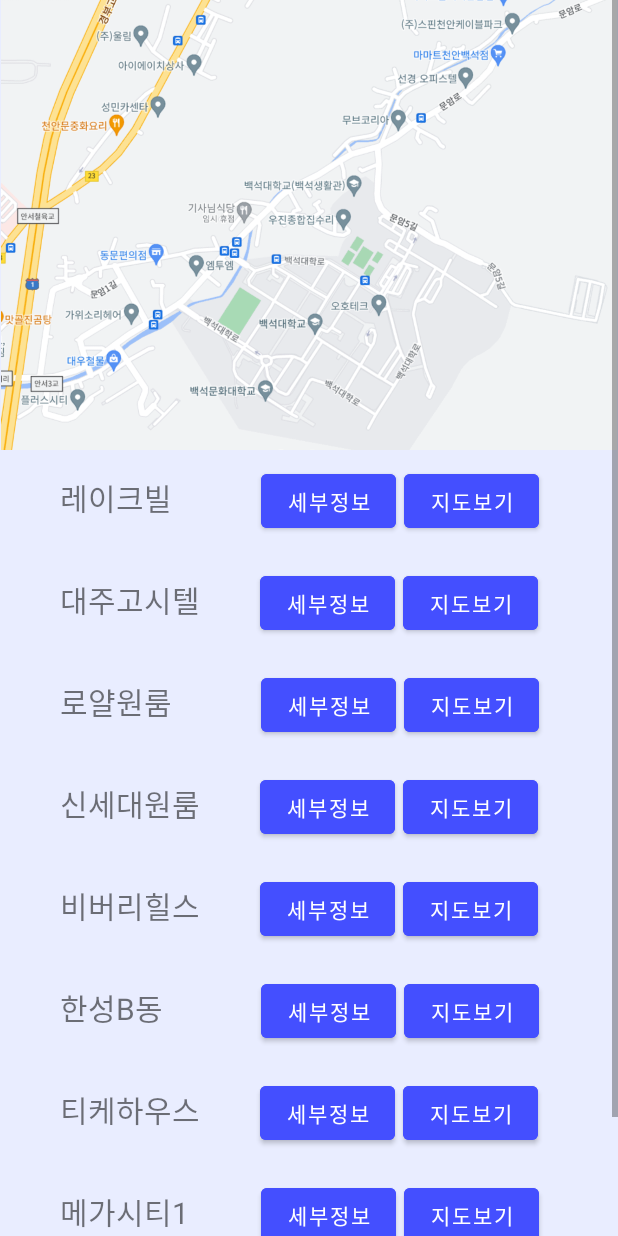
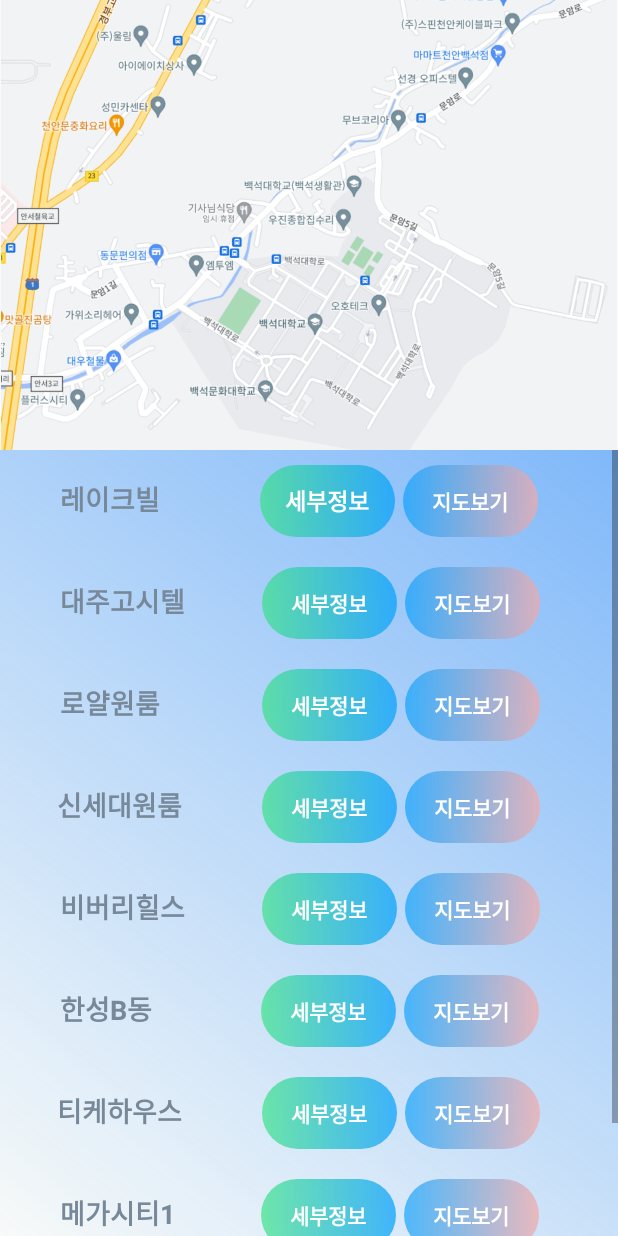
Before and after one commit to GedFlow/LoginTest_ver2, an Android app: the House screen opened directly, with no data from a screen before it, on a phone screen of 412 x 824 dp. Run offline under Robolectric (Android 15) with nearby library versions, the phone set to English and light mode, and no system bars.

Commit message:
자취방구하기 수정 및 디자인 변경

```diff
--- /dev/null
+++ b/app/src/main/res/drawable/house_background_color.xml
@@ -0,0 +1,7 @@
+<?xml version="1.0" encoding="utf-8"?>
+<shape xmlns:android="http://schemas.android.com/apk/res/android">
+    <gradient
+        android:angle="45"
+        android:endColor="#A43c94F9"
+        android:startColor="#0451f195" />
+</shape>
--- /dev/null
+++ b/app/src/main/res/drawable/house_button_style1.xml
@@ -0,0 +1,8 @@
+<?xml version="1.0" encoding="utf-8"?>
+<shape xmlns:android="http://schemas.android.com/apk/res/android" android:shape="rectangle">
+    <gradient
+        android:startColor="#A933E280"
+        android:endColor="#B3009EFD"
+        android:type="linear"/>
+    <corners android:radius="50dp"/>
+</shape>
--- /dev/null
+++ b/app/src/main/res/drawable/house_button_style2.xml
@@ -0,0 +1,8 @@
+<?xml version="1.0" encoding="utf-8"?>
+<shape xmlns:android="http://schemas.android.com/apk/res/android" android:shape="rectangle">
+    <gradient
+        android:endColor="#B7F4A9A8"
+        android:startColor="#A4009EFD"
+        android:type="linear"/>
+    <corners android:radius="50dp"/>
+</shape>
--- a/app/src/main/res/layout/activity_house.xml
+++ b/app/src/main/res/layout/activity_house.xml
@@ -7,6 +7,16 @@
     tools:context=".House"
     android:orientation="vertical">
 
+    <ImageView
+        android:layout_width="match_parent"
+        android:layout_height="300dp"
+        android:layout_marginTop="0dp"
+        android:src="@drawable/map"
+        android:adjustViewBounds="true"
+        android:scaleType="fitCenter"
+        android:id="@+id/mapImage" >
+    </ImageView>
+
     <ScrollView
         android:layout_width="match_parent"
         android:layout_height="match_parent"
@@ -14,21 +24,12 @@
         android:layout_gravity="center"
         android:layout_marginTop="0dp"
         android:id="@+id/scrollView"
-        android:background="#17123FFF">
+        android:background="@drawable/house_background_color">
         <LinearLayout
             android:layout_width="match_parent"
             android:layout_height="wrap_content"
             android:id="@+id/layout"
             android:orientation="vertical">
-
-            <ImageView
-                android:layout_width="match_parent"
-                android:layout_height="300dp"
-                android:layout_marginTop="0dp"
-                android:src="@drawable/map"
-                android:adjustViewBounds="true"
-                android:scaleType="fitCenter"
-                android:id="@+id/mapImage" />
 
             <LinearLayout
                 android:layout_width="match_parent"
@@ -36,12 +37,14 @@
                 <TextView
                     android:layout_width="wrap_content"
                     android:layout_height="wrap_content"
-                    android:layout_marginRight="30dp"
+                    android:layout_marginRight="37dp"
                     android:layout_marginTop="10dp"
                     android:layout_marginBottom="10dp"
                     android:layout_marginLeft="40dp"
                     android:text="레이크빌  "
-                    android:textSize="20dp" />
+                    android:textSize="18dp"
+                    android:textColor="#FF778899"
+                    android:textStyle="bold"/>
                 <Button
                     android:id="@+id/room1button"
                     android:layout_width="90dp"
@@ -50,8 +53,11 @@
                     android:layout_marginTop="10dp"
                     android:layout_marginBottom="10dp"
                     android:layout_marginLeft="20dp"
-                    android:backgroundTint="#444FFF"
+                    android:background="@drawable/house_button_style1"
+                    android:textColor="#FFFFFF"
                     android:onClick="button1Click"
+                    android:textSize="15dp"
+                    android:textStyle="bold"
                     android:text="세부정보" />
                 <Button
                     android:id="@+id/room1mapbutton"
@@ -60,7 +66,9 @@
                     android:layout_marginRight="20dp"
                     android:layout_marginTop="10dp"
                     android:layout_marginBottom="10dp"
-                    android:backgroundTint="#444FFF"
+                    android:background="@drawable/house_button_style2"
+                    android:textColor="#FFFFFF"
+                    android:textStyle="bold"
                     android:onClick="button1mapClick"
                     android:text="지도보기" />
             </LinearLayout>
@@ -71,12 +79,14 @@
                 <TextView
                     android:layout_width="wrap_content"
                     android:layout_height="wrap_content"
-                    android:layout_marginRight="20dp"
+                    android:layout_marginRight="31dp"
                     android:layout_marginTop="10dp"
                     android:layout_marginBottom="10dp"
                     android:layout_marginLeft="40dp"
                     android:text="대주고시텔"
-                    android:textSize="20dp" />
+                    android:textSize="18dp"
+                    android:textColor="#FF778899"
+                    android:textStyle="bold"/>
                 <Button
                     android:id="@+id/room2button"
                     android:layout_width="90dp"
@@ -85,7 +95,9 @@
                     android:layout_marginTop="10dp"
                     android:layout_marginBottom="10dp"
                     android:layout_marginLeft="20dp"
-                    android:backgroundTint="#444FFF"
+                    android:background="@drawable/house_button_style1"
+                    android:textColor="#FFFFFF"
+                    android:textStyle="bold"
                     android:onClick="button2Click"
                     android:text="세부정보" />
                 <Button
@@ -95,7 +107,9 @@
                     android:layout_marginRight="20dp"
                     android:layout_marginTop="10dp"
                     android:layout_marginBottom="10dp"
-                    android:backgroundTint="#444FFF"
+                    android:background="@drawable/house_button_style2"
+                    android:textColor="#FFFFFF"
+                    android:textStyle="bold"
                     android:onClick="button2mapClick"
                     android:text="지도보기" />
             </LinearLayout>
@@ -106,12 +120,14 @@
                 <TextView
                     android:layout_width="wrap_content"
                     android:layout_height="wrap_content"
-                    android:layout_marginRight="30dp"
+                    android:layout_marginRight="38.5dp"
                     android:layout_marginTop="10dp"
                     android:layout_marginBottom="10dp"
                     android:layout_marginLeft="40dp"
                     android:text="로얄원룸  "
-                    android:textSize="20dp" />
+                    android:textSize="18dp"
+                    android:textColor="#FF778899"
+                    android:textStyle="bold"/>
                 <Button
                     android:id="@+id/room3button"
                     android:layout_width="90dp"
@@ -120,7 +136,9 @@
                     android:layout_marginTop="10dp"
                     android:layout_marginBottom="10dp"
                     android:layout_marginLeft="20dp"
-                    android:backgroundTint="#444FFF"
+                    android:background="@drawable/house_button_style1"
+                    android:textColor="#FFFFFF"
+                    android:textStyle="bold"
                     android:onClick="button3Click"
                     android:text="세부정보" />
                 <Button
@@ -130,7 +148,9 @@
                     android:layout_marginRight="20dp"
                     android:layout_marginTop="10dp"
                     android:layout_marginBottom="10dp"
-                    android:backgroundTint="#444FFF"
+                    android:background="@drawable/house_button_style2"
+                    android:textColor="#FFFFFF"
+                    android:textStyle="bold"
                     android:onClick="button3mapClick"
                     android:text="지도보기" />
             </LinearLayout>
@@ -138,34 +158,43 @@
             <LinearLayout
                 android:layout_width="match_parent"
                 android:layout_height="wrap_content">
+
                 <TextView
                     android:layout_width="wrap_content"
                     android:layout_height="wrap_content"
-                    android:layout_marginRight="20dp"
+                    android:layout_marginLeft="38dp"
                     android:layout_marginTop="10dp"
+                    android:layout_marginRight="33dp"
                     android:layout_marginBottom="10dp"
-                    android:layout_marginLeft="40dp"
                     android:text="신세대원룸"
-                    android:textSize="20dp" />
+                    android:textSize="18dp"
+                    android:textColor="#FF778899"
+                    android:textStyle="bold"/>
+
                 <Button
                     android:id="@+id/room4button"
                     android:layout_width="90dp"
-                    android:layout_height="wrap_content"
+                    android:layout_height="match_parent"
+                    android:layout_marginLeft="20dp"
+                    android:layout_marginTop="10dp"
                     android:layout_marginRight="5dp"
-                    android:layout_marginTop="10dp"
                     android:layout_marginBottom="10dp"
-                    android:layout_marginLeft="20dp"
-                    android:backgroundTint="#444FFF"
+                    android:background="@drawable/house_button_style1"
+                    android:textColor="#FFFFFF"
+                    android:textStyle="bold"
                     android:onClick="button4Click"
                     android:text="세부정보" />
+
                 <Button
                     android:id="@+id/room4mapbutton"
                     android:layout_width="90dp"
                     android:layout_height="wrap_content"
+                    android:layout_marginTop="10dp"
                     android:layout_marginRight="20dp"
-                    android:layout_marginTop="10dp"
                     android:layout_marginBottom="10dp"
-                    android:backgroundTint="#444FFF"
+                    android:background="@drawable/house_button_style2"
+                    android:textColor="#FFFFFF"
+                    android:textStyle="bold"
                     android:onClick="button4mapClick"
                     android:text="지도보기" />
             </LinearLayout>
@@ -176,12 +205,14 @@
                 <TextView
                     android:layout_width="wrap_content"
                     android:layout_height="wrap_content"
-                    android:layout_marginRight="20dp"
+                    android:layout_marginRight="31dp"
                     android:layout_marginTop="10dp"
                     android:layout_marginBottom="10dp"
                     android:layout_marginLeft="40dp"
                     android:text="비버리힐스"
-                    android:textSize="20dp" />
+                    android:textSize="18dp"
+                    android:textColor="#FF778899"
+                    android:textStyle="bold"/>
                 <Button
                     android:id="@+id/room5button"
                     android:layout_width="90dp"
@@ -190,7 +221,9 @@
                     android:layout_marginTop="10dp"
                     android:layout_marginBottom="10dp"
                     android:layout_marginLeft="20dp"
-                    android:backgroundTint="#444FFF"
+                    android:background="@drawable/house_button_style1"
+                    android:textColor="#FFFFFF"
+                    android:textStyle="bold"
                     android:onClick="button5Click"
                     android:text="세부정보" />
                 <Button
@@ -200,7 +233,9 @@
                     android:layout_marginRight="20dp"
                     android:layout_marginTop="10dp"
                     android:layout_marginBottom="10dp"
-                    android:backgroundTint="#444FFF"
+                    android:background="@drawable/house_button_style2"
+                    android:textColor="#FFFFFF"
+                    android:textStyle="bold"
                     android:onClick="button5mapClick"
                     android:text="지도보기" />
             </LinearLayout>
@@ -211,12 +246,14 @@
                 <TextView
                     android:layout_width="wrap_content"
                     android:layout_height="wrap_content"
-                    android:layout_marginRight="45dp"
+                    android:layout_marginRight="52.5dp"
                     android:layout_marginTop="10dp"
                     android:layout_marginBottom="10dp"
                     android:layout_marginLeft="40dp"
                     android:text="한성B동"
-                    android:textSize="20dp" />
+                    android:textSize="18dp"
+                    android:textColor="#FF778899"
+                    android:textStyle="bold"/>
                 <Button
                     android:id="@+id/room6button"
                     android:layout_width="90dp"
@@ -225,7 +262,9 @@
                     android:layout_marginTop="10dp"
                     android:layout_marginBottom="10dp"
                     android:layout_marginLeft="20dp"
-                    android:backgroundTint="#444FFF"
+                    android:background="@drawable/house_button_style1"
+                    android:textColor="#FFFFFF"
+                    android:textStyle="bold"
                     android:onClick="button6Click"
                     android:text="세부정보" />
                 <Button
@@ -235,7 +274,9 @@
                     android:layout_marginRight="20dp"
                     android:layout_marginTop="10dp"
                     android:layout_marginBottom="10dp"
-                    android:backgroundTint="#444FFF"
+                    android:background="@drawable/house_button_style2"
+                    android:textColor="#FFFFFF"
+                    android:textStyle="bold"
                     android:onClick="button6mapClick"
                     android:text="지도보기" />
             </LinearLayout>
@@ -243,34 +284,43 @@
             <LinearLayout
                 android:layout_width="match_parent"
                 android:layout_height="wrap_content">
+
                 <TextView
                     android:layout_width="wrap_content"
                     android:layout_height="wrap_content"
-                    android:layout_marginRight="20dp"
+                    android:layout_marginLeft="38dp"
                     android:layout_marginTop="10dp"
+                    android:layout_marginRight="33dp"
                     android:layout_marginBottom="10dp"
-                    android:layout_marginLeft="40dp"
                     android:text="티케하우스"
-                    android:textSize="20dp" />
+                    android:textSize="18dp"
+                    android:textColor="#FF778899"
+                    android:textStyle="bold"/>
+
                 <Button
                     android:id="@+id/room7button"
                     android:layout_width="90dp"
                     android:layout_height="wrap_content"
+                    android:layout_marginLeft="20dp"
+                    android:layout_marginTop="10dp"
                     android:layout_marginRight="5dp"
-                    android:layout_marginTop="10dp"
                     android:layout_marginBottom="10dp"
-                    android:layout_marginLeft="20dp"
-                    android:backgroundTint="#444FFF"
+                    android:background="@drawable/house_button_style1"
+                    android:textColor="#FFFFFF"
+                    android:textStyle="bold"
                     android:onClick="button7Click"
                     android:text="세부정보" />
+
                 <Button
                     android:id="@+id/room7mapbutton"
                     android:layout_width="90dp"
                     android:layout_height="wrap_content"
+                    android:layout_marginTop="10dp"
                     android:layout_marginRight="20dp"
-                    android:layout_marginTop="10dp"
                     android:layout_marginBottom="10dp"
-                    android:backgroundTint="#444FFF"
+                    android:background="@drawable/house_button_style2"
+                    android:textColor="#FFFFFF"
+                    android:textStyle="bold"
                     android:onClick="button7mapClick"
                     android:text="지도보기" />
             </LinearLayout>
@@ -281,12 +331,14 @@
                 <TextView
                     android:layout_width="wrap_content"
                     android:layout_height="wrap_content"
-                    android:layout_marginRight="28dp"
+                    android:layout_marginRight="37dp"
                     android:layout_marginTop="10dp"
                     android:layout_marginBottom="10dp"
                     android:layout_marginLeft="40dp"
                     android:text="메가시티1"
-                    android:textSize="20dp" />
+                    android:textSize="18dp"
+                    android:textColor="#FF778899"
+                    android:textStyle="bold"/>
                 <Button
                     android:id="@+id/room8button"
                     android:layout_width="90dp"
@@ -295,7 +347,9 @@
                     android:layout_marginTop="10dp"
                     android:layout_marginBottom="10dp"
                     android:layout_marginLeft="20dp"
-                    android:backgroundTint="#444FFF"
+                    android:background="@drawable/house_button_style1"
+                    android:textColor="#FFFFFF"
+                    android:textStyle="bold"
                     android:onClick="button8Click"
                     android:text="세부정보" />
                 <Button
@@ -305,7 +359,9 @@
                     android:layout_marginRight="20dp"
                     android:layout_marginTop="10dp"
                     android:layout_marginBottom="10dp"
-                    android:backgroundTint="#444FFF"
+                    android:background="@drawable/house_button_style2"
+                    android:textColor="#FFFFFF"
+                    android:textStyle="bold"
                     android:onClick="button8mapClick"
                     android:text="지도보기" />
             </LinearLayout>
@@ -316,12 +372,14 @@
                 <TextView
                     android:layout_width="wrap_content"
                     android:layout_height="wrap_content"
-                    android:layout_marginRight="59dp"
+                    android:layout_marginRight="64dp"
                     android:layout_marginTop="10dp"
                     android:layout_marginBottom="10dp"
                     android:layout_marginLeft="40dp"
                     android:text="파크빌"
-                    android:textSize="20dp" />
+                    android:textSize="18dp"
+                    android:textColor="#FF778899"
+                    android:textStyle="bold"/>
                 <Button
                     android:id="@+id/room9button"
                     android:layout_width="90dp"
@@ -330,7 +388,9 @@
                     android:layout_marginTop="10dp"
                     android:layout_marginBottom="10dp"
                     android:layout_marginLeft="20dp"
-                    android:backgroundTint="#444FFF"
+                    android:background="@drawable/house_button_style1"
+                    android:textColor="#FFFFFF"
+                    android:textStyle="bold"
                     android:onClick="button9Click"
                     android:text="세부정보" />
                 <Button
@@ -340,12 +400,12 @@
                     android:layout_marginRight="20dp"
                     android:layout_marginTop="10dp"
                     android:layout_marginBottom="10dp"
-                    android:backgroundTint="#444FFF"
+                    android:background="@drawable/house_button_style2"
+                    android:textColor="#FFFFFF"
+                    android:textStyle="bold"
                     android:onClick="button9mapClick"
                     android:text="지도보기" />
             </LinearLayout>
         </LinearLayout>
     </ScrollView>
-
-
 </LinearLayout>
--- a/app/src/main/res/layout/activity_login.xml
+++ b/app/src/main/res/layout/activity_login.xml
@@ -40,6 +40,7 @@
         android:layout_gravity="center"
         android:layout_marginTop="100dp"
         android:hint=" 학번을 입력하세요"
+        android:singleLine="true"
         android:id="@+id/idText"
         android:drawableStart="@drawable/ic_baseline_person_24"
         android:drawableLeft="@drawable/ic_baseline_person_24"
@@ -52,6 +53,7 @@
         android:layout_gravity="center"
         android:layout_marginTop="20dp"
         android:hint=" 비밀번호를 입력하세요"
+        android:singleLine="true"
         android:id="@+id/passwordText"
         android:drawableStart="@drawable/ic_baseline_lock_24"
         android:drawableLeft="@drawable/ic_baseline_lock_24"
@@ -65,6 +67,7 @@
         android:layout_marginTop="40dp"
         android:text="로그인"
         android:textSize="20dp"
+        android:textColor="#FFFFFF"
         android:backgroundTint="#00a0ff"
         />
 
@@ -75,6 +78,7 @@
         android:layout_gravity="center"
         android:text="회원가입"
         android:textSize="20dp"
+        android:textColor="#FFFFFF"
         android:backgroundTint="#808080"
         />
 
--- a/app/src/main/res/layout/activity_regist.xml
+++ b/app/src/main/res/layout/activity_regist.xml
@@ -177,6 +177,7 @@
         android:onClick="onButton1Clicked"
         android:backgroundTint="#3476FF"
         android:textSize="16dp"
+        android:textColor="#FFFFFF"
         android:id="@+id/sign_up"
         />
 
@@ -189,6 +190,7 @@
         android:onClick="onButton2Clicked"
         android:backgroundTint="#3476FF"
         android:textSize="16dp"
+        android:textColor="#FFFFFF"
         android:id="@+id/cancel"
         />
 
@@ -200,6 +202,7 @@
         android:onClick="onButton3Clicked"
         android:backgroundTint="#3476FF"
         android:textSize="16dp"
+        android:textColor="#FFFFFF"
         android:id="@+id/back"
         />
 
--- a/app/src/main/res/values/themes.xml
+++ b/app/src/main/res/values/themes.xml
@@ -1,6 +1,6 @@
 <resources xmlns:tools="http://schemas.android.com/tools">
     <!-- Base application theme. -->
-    <style name="Theme.Login_Test2" parent="Theme.MaterialComponents.DayNight.DarkActionBar">
+    <style name="Theme.Login_Test2" parent="Theme.AppCompat.Light">
         <!-- Primary brand color. -->
         <item name="colorPrimary">@color/purple_500</item>
         <item name="colorPrimaryVariant">@color/purple_700</item>
```
Also changed, not shown: app/src/main/java/study/jyavanna/login_test2/House.java (+71 -55 lines), 1 other file.
